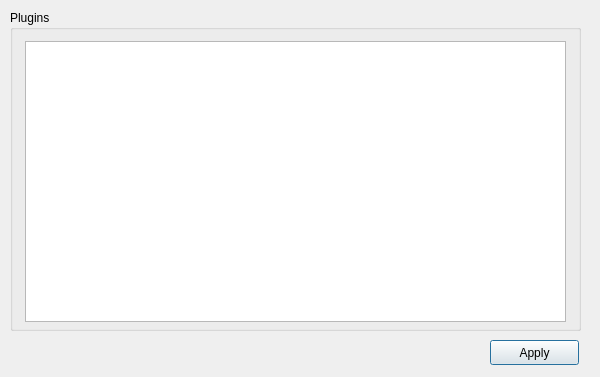
pyIVLS/pyIVLS, file components/pyIVLS_pluginloader.ui: the form before one commit.
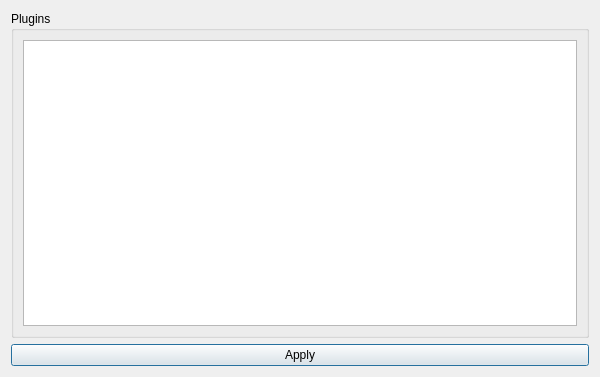
The form after the commit.

Commit message: Modified pluginloader ui and added dependency info to be printed in the GUI

```diff
--- a/components/pyIVLS_pluginloader.ui
+++ b/components/pyIVLS_pluginloader.ui
@@ -25,45 +25,30 @@
   <property name="windowTitle">
    <string>pyIVLS plugin loader</string>
   </property>
+  <layout class="QVBoxLayout" name="verticalLayout">
+   <item>
+    <widget class="QGroupBox" name="groupBox">
+     <property name="title">
+      <string>Plugins</string>
+     </property>
+     <layout class="QVBoxLayout" name="verticalLayout_2">
+      <item>
+       <widget class="QListView" name="pluginList"/>
+      </item>
+     </layout>
+    </widget>
+   </item>
+   <item>
   <widget class="QPushButton" name="applyButton">
    <property name="enabled">
     <bool>true</bool>
    </property>
-   <property name="geometry">
-    <rect>
-     <x>490</x>
-     <y>340</y>
-     <width>89</width>
-     <height>25</height>
-    </rect>
-   </property>
    <property name="text">
     <string>Apply</string>
    </property>
   </widget>
-  <widget class="QGroupBox" name="groupBox">
-   <property name="geometry">
-    <rect>
-     <x>10</x>
-     <y>10</y>
-     <width>571</width>
-     <height>321</height>
-    </rect>
-   </property>
-   <property name="title">
-    <string>Plugins</string>
-   </property>
-   <widget class="QListView" name="pluginList">
-    <property name="geometry">
-     <rect>
-      <x>15</x>
-      <y>31</y>
-      <width>541</width>
-      <height>281</height>
-     </rect>
-    </property>
-   </widget>
-  </widget>
+   </item>
+  </layout>
  </widget>
  <resources/>
  <connections/>
```
Lines whose indentation alone changed are shown as unchanged. The commit also changes 1 other file.
